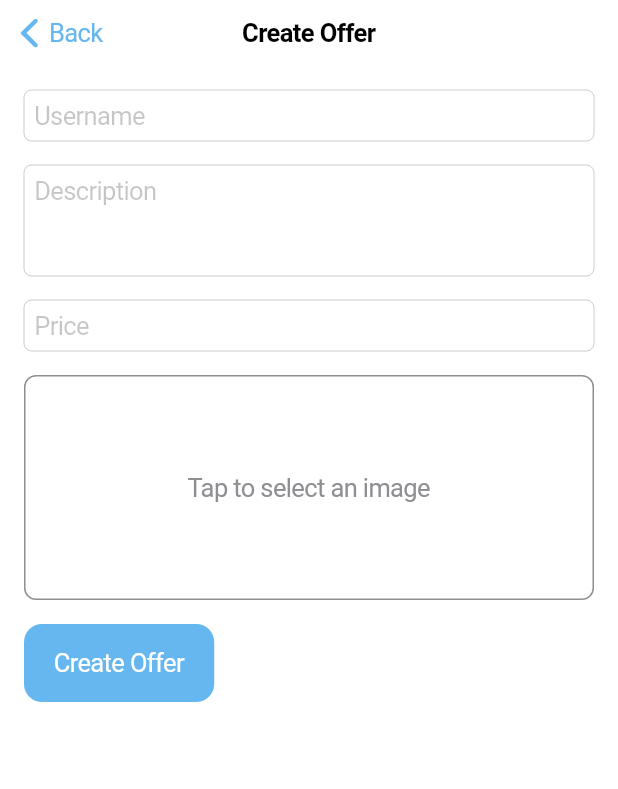
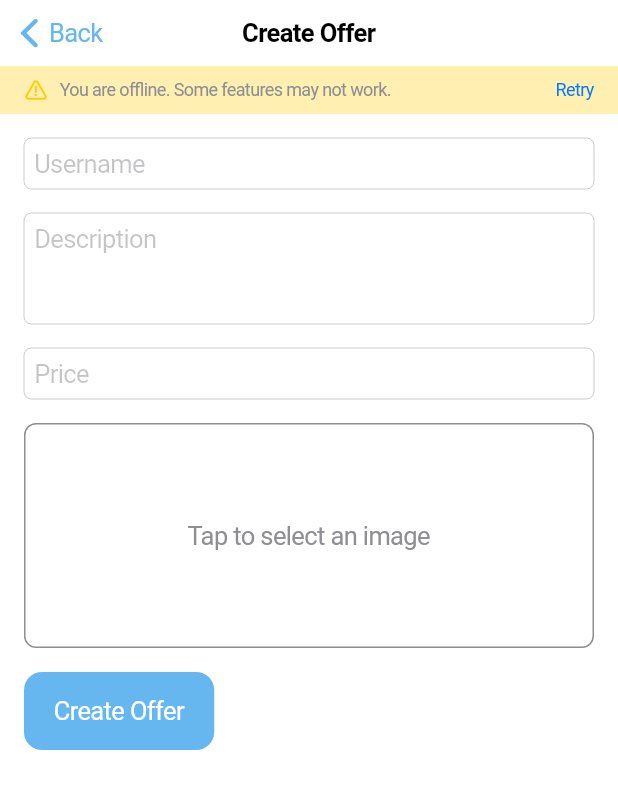
Before and after one commit to ISIS-3510-G24/Flutter, a Flutter app: the CreateOfferScreen screen opened directly with empty values, on a phone screen of 412 x 824 dp. Shown: the top 789 px of the screen. Run offline on Flutter 3.47's test engine with Material 3 defaults, Android fonts, the light colour scheme and no system bars; our stand-ins replace cached_network_image, camera, cloud_firestore, connectivity_plus, device_info_plus, firebase_analytics and 19 more; missing offline and left inert: algolia, arkit_plugin, firebase_app_check, firebase_in_app_messaging, firebase_performance, flutter_ble_peripheral and 1 more; accounts and stored records are empty.

Commit message:
Added EC strategy to upload offer offline

```diff
--- a/unimarket/lib/screens/upload/create_offer_screen.dart
+++ b/unimarket/lib/screens/upload/create_offer_screen.dart
@@ -1,8 +1,11 @@
 import 'dart:io';
+import 'dart:async';
 import 'package:flutter/cupertino.dart';
 import 'package:flutter/material.dart';
 import 'package:image_picker/image_picker.dart';
 import 'package:unimarket/services/find_service.dart';
+import 'package:unimarket/services/connectivity_service.dart';
+import 'package:unimarket/data/database_helper.dart';
 
 class CreateOfferScreen extends StatefulWidget {
   final String findId;
@@ -15,11 +18,89 @@ class CreateOfferScreen extends StatefulWidget {
 
 class _CreateOfferScreenState extends State<CreateOfferScreen> {
   final FindService _findService = FindService();
+  final ConnectivityService _connectivityService = ConnectivityService(); // Singleton instance
   final TextEditingController _descriptionController = TextEditingController();
   final TextEditingController _priceController = TextEditingController();
-  final TextEditingController _usernameController = TextEditingController(); // Campo para el username
-  File? _selectedImage; // Imagen seleccionada
+  final TextEditingController _usernameController = TextEditingController();
+  File? _selectedImage;
   bool _isUploading = false;
+
+  late StreamSubscription<bool> _connectivitySubscription;
+  late StreamSubscription<bool> _checkingSubscription;
+
+  bool _isConnected = true; // Estado de conectividad
+  bool _isCheckingConnectivity = false;
+
+  @override
+  void initState() {
+    super.initState();
+    _setupConnectivityListener();
+  }
+
+  void _setupConnectivityListener() {
+    // Verificar conectividad al iniciar
+    _handleRetryPressed();
+
+    _connectivitySubscription = _connectivityService.connectivityStream.listen((bool isConnected) async {
+      setState(() {
+        _isConnected = isConnected;
+      });
+
+      if (isConnected) {
+        print("Internet connection restored. Syncing local offers...");
+        await _syncLocalOffers();
+      } else {
+        print("You are offline. Some features may not work.");
+      }
+    });
+  }
+
+  Future<void> _syncLocalOffers() async {
+    final hasInternet = await _connectivityService.checkConnectivity();
+    if (!hasInternet) {
+      print("No internet connection. Skipping sync.");
+      return;
+    }
+
+    final dbHelper = DatabaseHelper();
+    final localOffers = await dbHelper.getLocalOffers();
+
+    if (localOffers.isNotEmpty) {
+      for (var offer in localOffers) {
+        try {
+          print("Syncing offer: $offer");
+          await _findService.createOffer(
+            findId: offer['findId'],
+            userName: offer['userId'].toString(),
+            description: offer['description'],
+            image: offer['image'],
+            price: offer['price'],
+          );
+
+          // Eliminar la oferta local después de sincronizarla
+          await dbHelper.deleteLocalOffer(offer['id']);
+          print("Offer synced and removed locally: ${offer['id']}");
+        } catch (e) {
+          print("Error syncing offer: ${offer['id']}, Error: $e");
+        }
+      }
+    }
+  }
+
+  void _handleRetryPressed() async {
+    // Forzar una verificación de conectividad
+    bool hasInternet = await _connectivityService.checkConnectivity();
+    setState(() {
+      _isConnected = hasInternet;
+    });
+  }
+
+  @override
+  void dispose() {
+    _connectivitySubscription.cancel(); // Cancelar la suscripción
+    _checkingSubscription.cancel();
+    super.dispose();
+  }
 
   Future<void> _pickImage() async {
     final picker = ImagePicker();
@@ -44,31 +125,59 @@ class _CreateOfferScreenState extends State<CreateOfferScreen> {
       _isUploading = true;
     });
 
+    if (_isConnected) {
+      print("Attempting to create offer online...");
       String? imageUrl;
 
-    // Subir la imagen si se seleccionó una
       if (_selectedImage != null) {
+        print("Uploading image...");
         imageUrl = await _findService.uploadOfferImage(
           _selectedImage!.path,
           widget.findId,
         );
+        print("Image uploaded: $imageUrl");
       }
 
-    // Crear la oferta
       await _findService.createOffer(
         findId: widget.findId,
-      userName: _usernameController.text, // Usar el username ingresado
+        userName: _usernameController.text,
         description: _descriptionController.text,
         image: imageUrl,
         price: int.parse(_priceController.text),
       );
 
+      print("Offer created successfully online!");
+      Navigator.pop(context);
+    } else {
+      print("No internet connection. Saving offer locally...");
+      final dbHelper = DatabaseHelper();
+      await dbHelper.insertOffer({
+        'findId': widget.findId,
+        'userId': 1, // Assuming a default user ID for now
+        'description': _descriptionController.text,
+        'price': int.parse(_priceController.text),
+        'image': _selectedImage?.path,
+      });
+
+      print("Offer saved locally!");
+      showDialog(
+        context: context,
+        builder: (context) => CupertinoAlertDialog(
+          title: const Text("No Internet"),
+          content: const Text("Offer saved locally. It will be uploaded when online."),
+          actions: [
+            CupertinoDialogAction(
+              child: const Text("OK"),
+              onPressed: () => Navigator.pop(context),
+            ),
+          ],
+        ),
+      );
+    }
+
     setState(() {
       _isUploading = false;
     });
-
-    print("Offer created successfully!");
-    Navigator.pop(context); // Regresar a la pantalla anterior
   }
 
   @override
@@ -78,33 +187,76 @@ class _CreateOfferScreenState extends State<CreateOfferScreen> {
         middle: const Text("Create Offer"),
         previousPageTitle: "Back",
       ),
-      child: SafeArea(
+      child: Stack(
+        children: [
+          SafeArea(
+            child: Column(
+              children: [
+                if (!_isConnected || _isCheckingConnectivity)
+                  Container(
+                    width: double.infinity,
+                    color: CupertinoColors.systemYellow.withOpacity(0.3),
+                    padding: const EdgeInsets.symmetric(vertical: 8, horizontal: 16),
+                    child: Row(
+                      children: [
+                        _isCheckingConnectivity
+                            ? const CupertinoActivityIndicator(radius: 8)
+                            : const Icon(
+                                CupertinoIcons.exclamationmark_triangle,
+                                size: 16,
+                                color: CupertinoColors.systemYellow,
+                              ),
+                        const SizedBox(width: 8),
+                        Expanded(
+                          child: Text(
+                            _isCheckingConnectivity
+                                ? "Checking internet connection..."
+                                : "You are offline. Some features may not work.",
+                            style: const TextStyle(
+                              fontSize: 12,
+                              color: CupertinoColors.systemGrey,
+                            ),
+                          ),
+                        ),
+                        if (!_isCheckingConnectivity)
+                          CupertinoButton(
+                            padding: EdgeInsets.zero,
+                            minSize: 0,
+                            child: const Text(
+                              "Retry",
+                              style: TextStyle(
+                                fontSize: 12,
+                                color: CupertinoColors.activeBlue,
+                              ),
+                            ),
+                            onPressed: _handleRetryPressed,
+                          ),
+                      ],
+                    ),
+                  ),
+                Expanded(
                   child: SingleChildScrollView(
                     padding: const EdgeInsets.all(16),
                     child: Column(
                       crossAxisAlignment: CrossAxisAlignment.start,
                       children: [
-              // Campo de username
                         CupertinoTextField(
                           controller: _usernameController,
                           placeholder: "Username",
                         ),
                         const SizedBox(height: 16),
-              // Campo de descripción
                         CupertinoTextField(
                           controller: _descriptionController,
                           placeholder: "Description",
                           maxLines: 3,
                         ),
                         const SizedBox(height: 16),
-              // Campo de precio
                         CupertinoTextField(
                           controller: _priceController,
                           placeholder: "Price",
                           keyboardType: TextInputType.number,
                         ),
                         const SizedBox(height: 16),
-              // Botón para seleccionar imagen
                         GestureDetector(
                           onTap: _pickImage,
                           child: Container(
@@ -128,7 +280,6 @@ class _CreateOfferScreenState extends State<CreateOfferScreen> {
                           ),
                         ),
                         const SizedBox(height: 16),
-              // Botón para crear oferta
                         CupertinoButton.filled(
                           onPressed: _isUploading ? null : _createOffer,
                           child: _isUploading
@@ -139,6 +290,11 @@ class _CreateOfferScreenState extends State<CreateOfferScreen> {
                     ),
                   ),
                 ),
+              ],
+            ),
+          ),
+        ],
+      ),
     );
   }
 }
```
Lines whose indentation alone changed are shown as unchanged.
